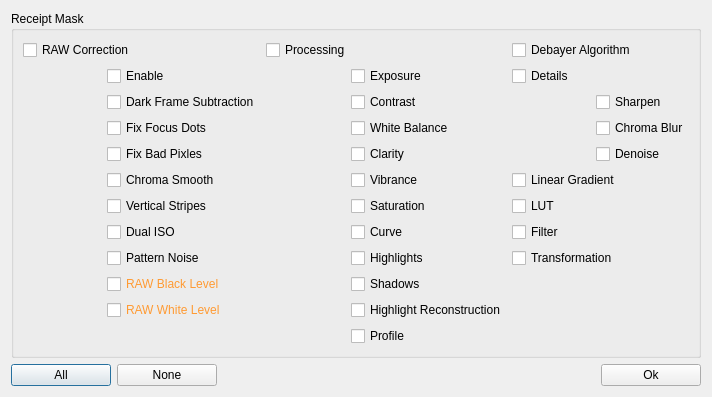
Old version of the form platform/qt/ReceiptCopyMaskDialog.ui in the repository ilia3101/MLV-App.
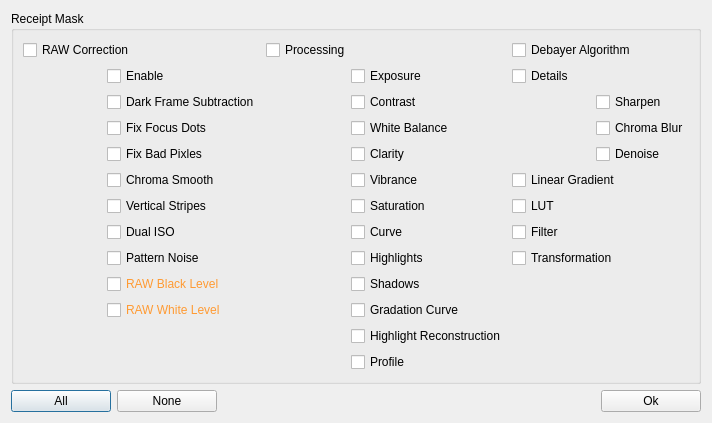
New version of the form.

Commit message: Added gradation curves

```diff
--- a/platform/qt/ReceiptCopyMaskDialog.ui
+++ b/platform/qt/ReceiptCopyMaskDialog.ui
@@ -7,7 +7,7 @@
     <x>0</x>
     <y>0</y>
     <width>712</width>
-    <height>360</height>
+    <height>381</height>
    </rect>
   </property>
   <property name="windowTitle">
@@ -208,6 +208,13 @@
             </property>
            </widget>
           </item>
+          <item>
+           <widget class="QCheckBox" name="checkBoxGradationCurve">
+            <property name="text">
+             <string>Gradation Curve</string>
+            </property>
+           </widget>
+          </item>
           <item>
            <widget class="QCheckBox" name="checkBoxHighlightReconstruction">
             <property name="text">
```
The commit also changes 16 other files.
